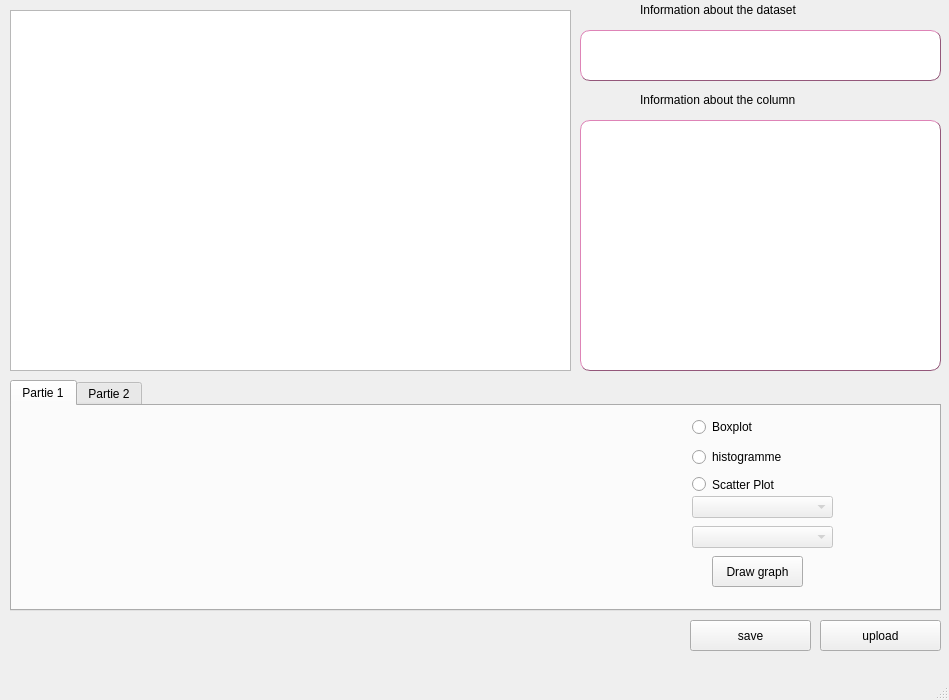
The window that PROJET_DM.ui (super-cinnamon/Projet_DM) describes before a commit, drawn with Qt 5.
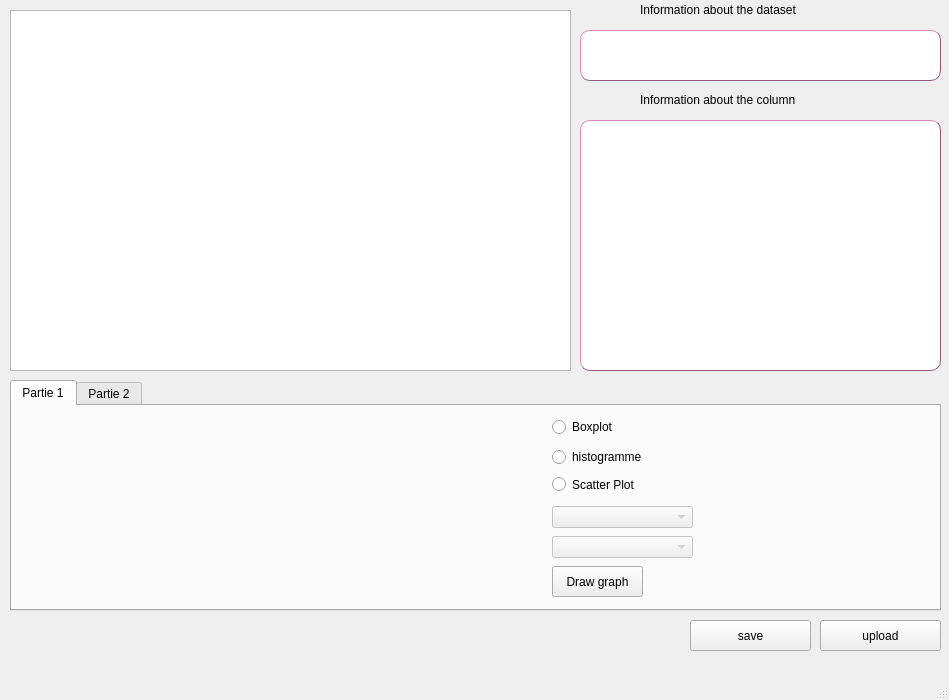
The same window after the commit. Icons and pictures are not drawn.

```diff
--- a/PROJET_DM.ui
+++ b/PROJET_DM.ui
@@ -147,25 +147,6 @@
      <bool>false</bool>
     </property>
    </widget>
-   <widget class="QLabel" name="logo_label">
-    <property name="geometry">
-     <rect>
-      <x>20</x>
-      <y>600</y>
-      <width>91</width>
-      <height>71</height>
-     </rect>
-    </property>
-    <property name="text">
-     <string/>
-    </property>
-    <property name="pixmap">
-     <pixmap>mine_data_logo.png</pixmap>
-    </property>
-    <property name="scaledContents">
-     <bool>true</bool>
-    </property>
-   </widget>
    <widget class="QTabWidget" name="tabWidget">
     <property name="geometry">
      <rect>
@@ -185,7 +166,7 @@
      <widget class="QRadioButton" name="boxplot_radio">
       <property name="geometry">
        <rect>
-        <x>680</x>
+        <x>540</x>
         <y>10</y>
         <width>91</width>
         <height>22</height>
@@ -211,7 +192,7 @@
      <widget class="QRadioButton" name="histogramme_radio">
       <property name="geometry">
        <rect>
-        <x>680</x>
+        <x>540</x>
         <y>40</y>
         <width>91</width>
         <height>22</height>
@@ -224,7 +205,7 @@
      <widget class="QRadioButton" name="scatter_radio">
       <property name="geometry">
        <rect>
-        <x>680</x>
+        <x>540</x>
         <y>70</y>
         <width>82</width>
         <height>17</height>
@@ -240,8 +221,8 @@
       </property>
       <property name="geometry">
        <rect>
-        <x>680</x>
-        <y>120</y>
+        <x>540</x>
+        <y>130</y>
         <width>141</width>
         <height>22</height>
        </rect>
@@ -253,8 +234,8 @@
       </property>
       <property name="geometry">
        <rect>
-        <x>680</x>
-        <y>90</y>
+        <x>540</x>
+        <y>100</y>
         <width>141</width>
         <height>22</height>
        </rect>
@@ -263,8 +244,8 @@
      <widget class="QPushButton" name="draw">
       <property name="geometry">
        <rect>
-        <x>700</x>
-        <y>150</y>
+        <x>540</x>
+        <y>160</y>
         <width>91</width>
         <height>31</height>
        </rect>
@@ -273,6 +254,25 @@
        <string>Draw graph</string>
       </property>
      </widget>
+     <widget class="QLabel" name="logo_label">
+      <property name="geometry">
+       <rect>
+        <x>700</x>
+        <y>20</y>
+        <width>211</width>
+        <height>161</height>
+       </rect>
+      </property>
+      <property name="text">
+       <string/>
+      </property>
+      <property name="pixmap">
+       <pixmap>bigger_logo.png</pixmap>
+      </property>
+      <property name="scaledContents">
+       <bool>true</bool>
+      </property>
+     </widget>
     </widget>
     <widget class="QWidget" name="partie2">
      <attribute name="title">
```
